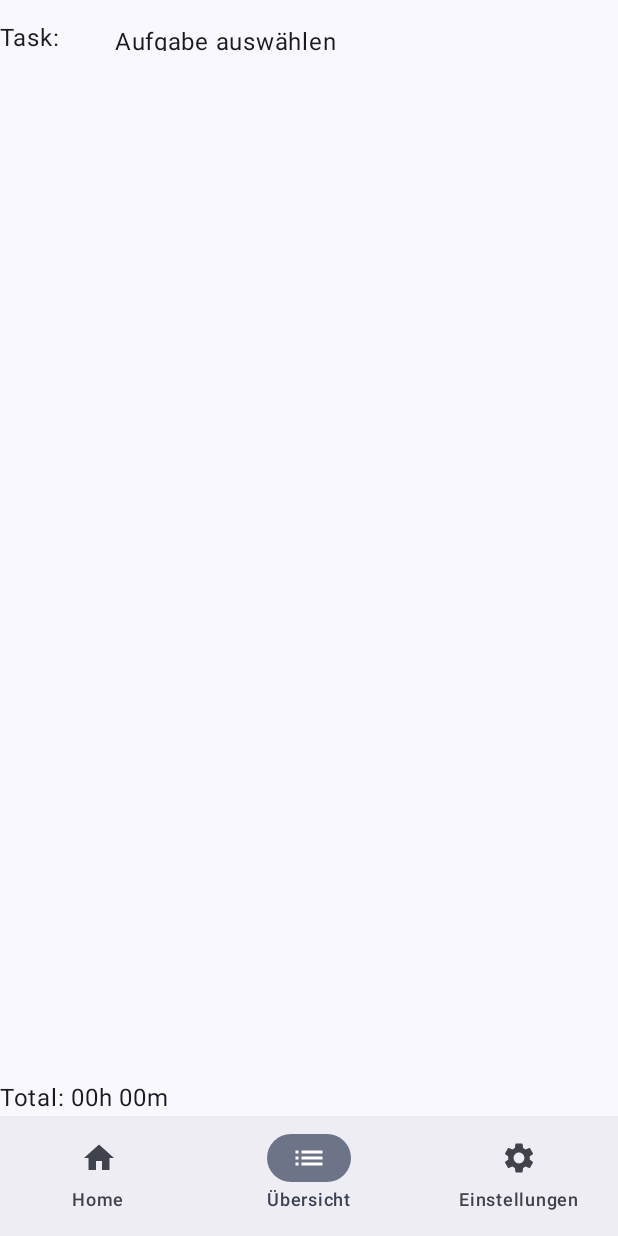
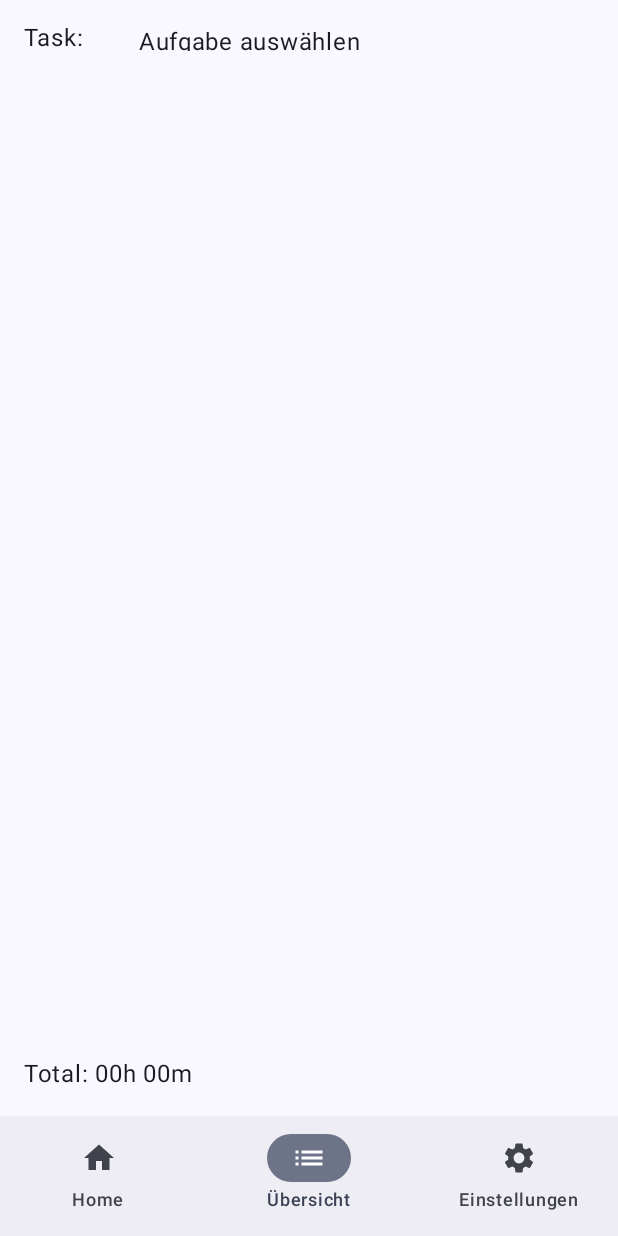
Before and after one commit to raphaelportmann/TimeIsMoney, an Android app built with Jetpack Compose: the OverviewScreen screen opened through its navigation route, on a phone screen of 412 x 824 dp. Run offline under Robolectric (Android 15) with nearby library versions, the phone set to English and light mode, and no system bars; our stand-ins replace Firebase (no records; nobody signed in at launch, a user with empty details on screens opened directly), Room's generated code, livedata-compose.

Commit message:
Improved spacings

```diff
--- a/app/src/main/java/ch/hslu/mobpro/timeismoney/OverviewScreen.kt
+++ b/app/src/main/java/ch/hslu/mobpro/timeismoney/OverviewScreen.kt
@@ -57,7 +57,8 @@ fun OverviewScreen(navController: NavController, viewModel: MainViewModel) {
                     Row(
                         modifier = Modifier
                             .fillMaxWidth()
-                            .height(50.dp),
+                            .height(50.dp)
+                            .padding(start = 16.dp, end = 16.dp),
                         verticalAlignment = Alignment.CenterVertically
                     ) {
                         Text(text = "Task: ")
@@ -72,7 +73,10 @@ fun OverviewScreen(navController: NavController, viewModel: MainViewModel) {
                     }
                     Spacer(modifier = Modifier.height(16.dp))
                     // top row with date and navigation buttons
-                    Column(modifier = Modifier.weight(1f)) {
+                    Column(modifier = Modifier
+                        .weight(1f)
+                        .fillMaxHeight()
+                        .padding(start = 16.dp, end = 16.dp)) {
                         LazyColumn(modifier = Modifier
                             .weight(1f)
                             .fillMaxHeight()) {
@@ -129,8 +133,10 @@ fun OverviewScreen(navController: NavController, viewModel: MainViewModel) {
                     Spacer(modifier = Modifier.height(16.dp))
                     Row(
                         modifier = Modifier
-                            .fillMaxWidth(),
-                        verticalAlignment = Alignment.CenterVertically
+                            .fillMaxWidth()
+                            .padding(16.dp),
+                        verticalAlignment = Alignment.CenterVertically,
+                        horizontalArrangement = Arrangement.SpaceBetween
                     ) {
                         Text(text = "Total: " + allEntries?.let { it -> getTotalTime(it) })
                     }
```
Also changed, not shown: app/src/main/java/ch/hslu/mobpro/timeismoney/SettingScreen.kt (+6 -3 lines).
